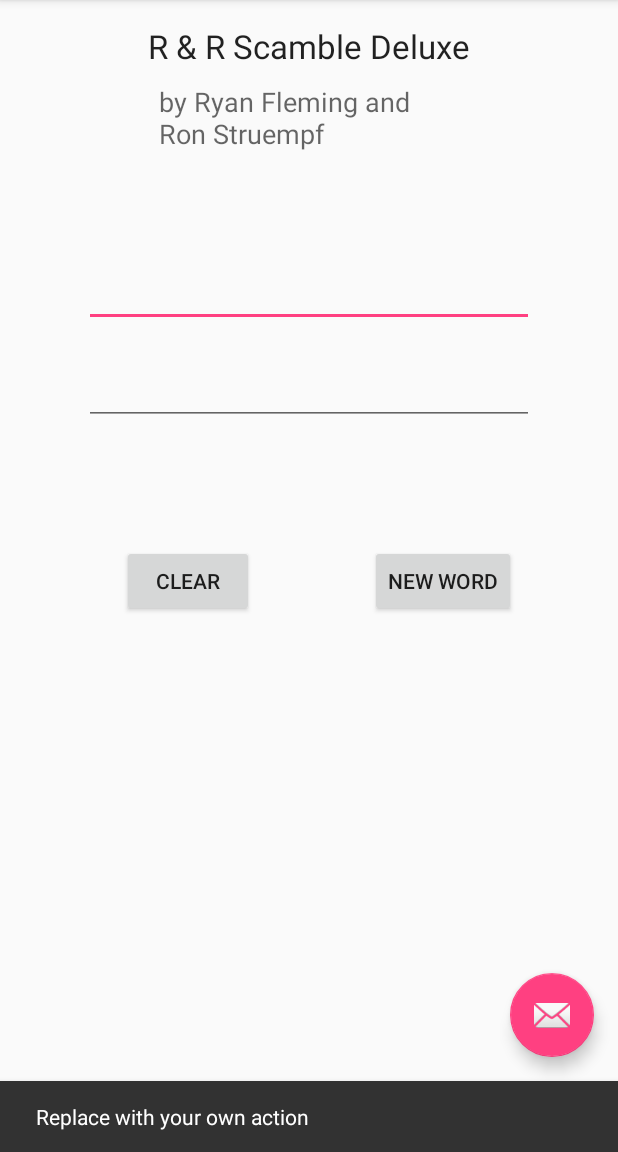
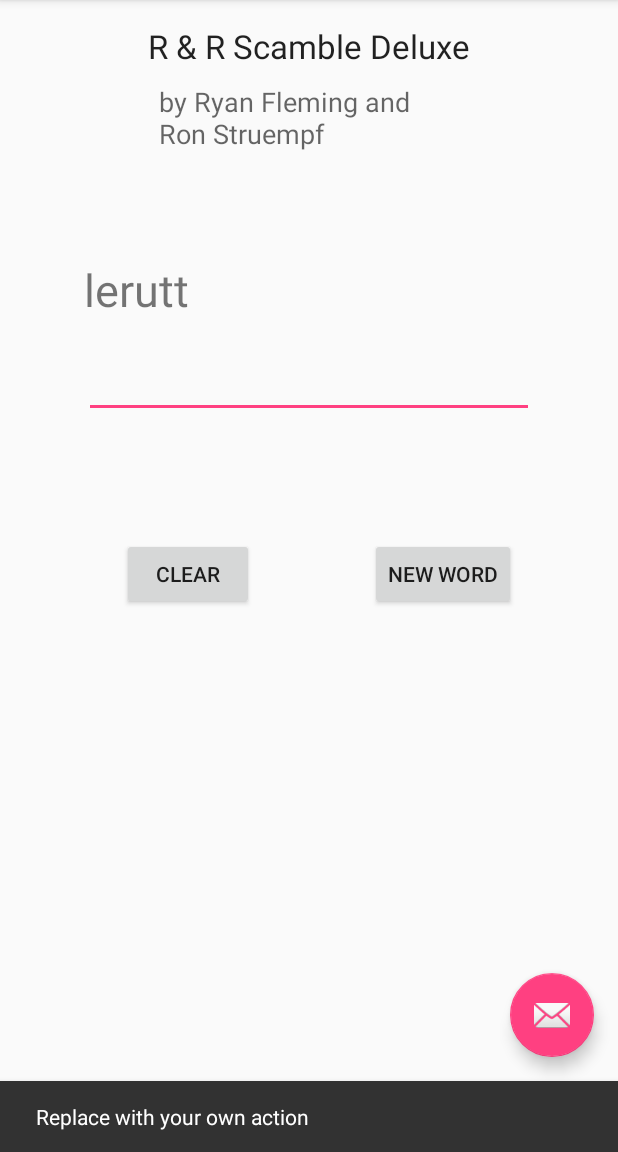
Before and after one commit to rstruempf/RnRScramble, an Android app: the screen it shows after launch (MainActivity), after a tap on "CLEAR", on a phone screen of 412 x 824 dp, the part 84-1236 px from its top. Run offline under Robolectric (Android 15) with nearby library versions, the phone set to English and light mode, and no system bars; 1 other tap on this screen came first.

Commit message:
Scramble word - need to process input to answer field

```diff
--- a/app/src/main/java/edu/westga/rnrscramble/view/MainActivity.java
+++ b/app/src/main/java/edu/westga/rnrscramble/view/MainActivity.java
@@ -8,10 +8,19 @@ import android.support.v7.widget.Toolbar;
 import android.view.View;
 import android.view.Menu;
 import android.view.MenuItem;
+import android.widget.TextView;
 
 import edu.westga.rnrscramble.R;
+import edu.westga.rnrscramble.model.HardCodedWordList;
+import edu.westga.rnrscramble.model.IWordGenerator;
+import edu.westga.rnrscramble.model.WordScrambler;
 
 public class MainActivity extends AppCompatActivity {
+
+    int selectedLength = 6;
+    String selectedWord;
+    String scrambledWord;
+    IWordGenerator wordGenerator = new HardCodedWordList();
 
     @Override
     protected void onCreate(Bundle savedInstanceState) {
@@ -28,6 +37,8 @@ public class MainActivity extends AppCompatActivity {
                         .setAction("Action", null).show();
             }
         });
+
+        NewWordClicked(null);
     }
 
     @Override
@@ -53,10 +64,24 @@ public class MainActivity extends AppCompatActivity {
     }
 
     public void ClearClicked(View sender) {
-        // TODO: Finish
+        setScrambleText(scrambledWord);
+        setAnswerText("");
     }
 
     public void NewWordClicked(View Sender) {
-        // TODO: Finish
+        selectedWord = wordGenerator.nextWord(selectedLength);
+        scrambledWord = WordScrambler.Scramble(selectedWord);
+        setScrambleText(scrambledWord);
+        setAnswerText("");
+    }
+
+    private void setScrambleText(String word) {
+        TextView textView = (TextView) findViewById(R.id.scramble_text);
+        textView.setText(word);
+    }
+
+    private void setAnswerText(String word) {
+        TextView textView = (TextView) findViewById(R.id.answer_text);
+        textView.setText(word);
     }
 }
--- a/app/src/main/res/layout/content_main.xml
+++ b/app/src/main/res/layout/content_main.xml
@@ -33,20 +33,21 @@
         android:layout_marginTop="10dp"
         android:maxWidth="200dp" />
 
-    <EditText
+    <TextView
         android:layout_width="wrap_content"
         android:layout_height="wrap_content"
-        android:id="@+id/scambleText"
+        android:id="@+id/scramble_text"
         android:layout_below="@+id/textView2"
         android:layout_centerHorizontal="true"
         android:layout_marginTop="71dp"
+        android:textSize="30dp"
         android:minWidth="300dp" />
 
     <EditText
         android:layout_width="wrap_content"
         android:layout_height="wrap_content"
-        android:id="@+id/answerText"
-        android:layout_below="@+id/scambleText"
+        android:id="@+id/answer_text"
+        android:layout_below="@+id/scramble_text"
         android:layout_centerHorizontal="true"
         android:minWidth="300dp"
         android:layout_marginTop="20dp" />
@@ -57,9 +58,9 @@
         android:text="@string/clear_text"
         android:id="@+id/btnClear"
         android:layout_marginTop="80dp"
-        android:layout_below="@+id/answerText"
-        android:layout_alignLeft="@+id/answerText"
-        android:layout_alignStart="@+id/answerText"
+        android:layout_below="@+id/answer_text"
+        android:layout_alignLeft="@+id/answer_text"
+        android:layout_alignStart="@+id/answer_text"
         android:onClick="ClearClicked"
         android:layout_marginLeft="25dp" />
 
```
